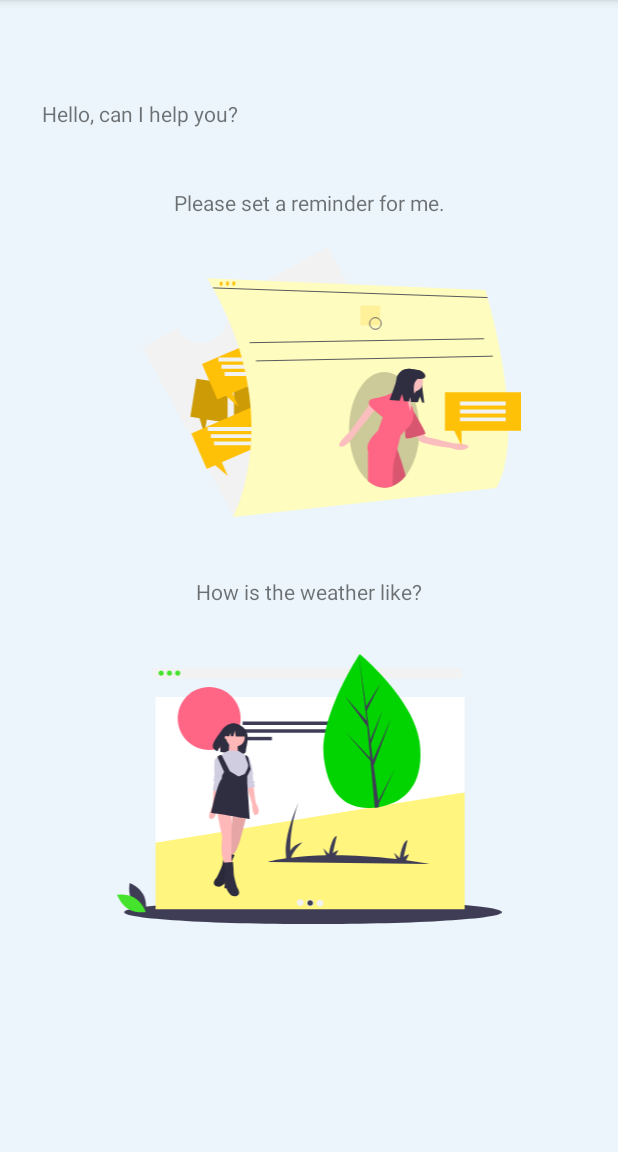
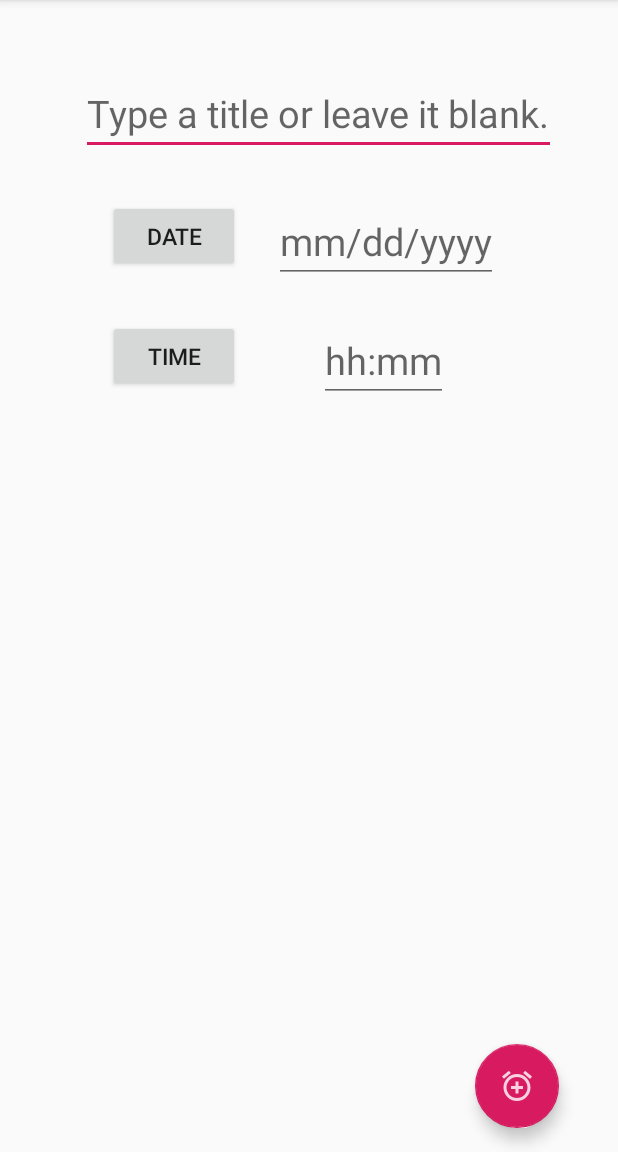
Before and after one commit to KAI-YUE/My_Secretary, an Android app: the screen it shows after launch (MainActivity before the commit, ReminderActivity after it), after a tap on an icon or button, on a phone screen of 412 x 824 dp, the part 84-1236 px from its top. Run offline under Robolectric (Android 15) with nearby library versions, the phone set to English and light mode, and no system bars.

Commit message:
update reminder

```diff
--- a/app/build.gradle
+++ b/app/build.gradle
@@ -24,7 +24,10 @@ dependencies {
     implementation fileTree(dir: 'libs', include: ['*.jar'])
     implementation 'androidx.appcompat:appcompat:1.1.0'
     implementation 'androidx.constraintlayout:constraintlayout:1.1.3'
+    implementation 'androidx.legacy:legacy-support-v4:1.0.0'
     testImplementation 'junit:junit:4.12'
     androidTestImplementation 'androidx.test.ext:junit:1.1.1'
     androidTestImplementation 'androidx.test.espresso:espresso-core:3.2.0'
+    implementation 'androidx.recyclerview:recyclerview:1.0.0'
+    implementation 'com.google.android.material:material:1.0.0'
 }
--- a/app/src/main/AndroidManifest.xml
+++ b/app/src/main/AndroidManifest.xml
@@ -9,6 +9,8 @@
         android:roundIcon="@mipmap/ic_launcher_round"
         android:supportsRtl="true"
         android:theme="@style/AppTheme">
+        <activity android:name=".WeatherActivity"></activity>
+        <activity android:name=".ReminderActivity" />
         <activity android:name=".MainActivity">
             <intent-filter>
                 <action android:name="android.intent.action.MAIN" />
--- a/app/src/main/java/android/eric/kaiyue/secretary/MainActivity.java
+++ b/app/src/main/java/android/eric/kaiyue/secretary/MainActivity.java
@@ -2,14 +2,28 @@ package android.eric.kaiyue.secretary;
 
 import androidx.appcompat.app.AppCompatActivity;
 
+import android.app.Activity;
+import android.content.Intent;
 import android.os.Bundle;
+import android.view.View;
 
 public class MainActivity extends AppCompatActivity {
 
-    private imageview reminderView;
     @Override
     protected void onCreate(Bundle savedInstanceState) {
         super.onCreate(savedInstanceState);
         setContentView(R.layout.activity_main);
     }
+
+    public void Reminder(View view){
+        Intent ReminderIntent = new Intent(this,
+                ReminderActivity.class);
+        startActivity(ReminderIntent);
+    }
+
+    public void Weather(View view){
+        Intent WeatherIntent = new Intent(this,
+                WeatherActivity.class);
+        startActivity(WeatherIntent);
+    }
 }
--- /dev/null
+++ b/app/src/main/java/android/eric/kaiyue/secretary/ReminderActivity.java
@@ -0,0 +1,58 @@
+package android.eric.kaiyue.secretary;
+
+import androidx.appcompat.app.AppCompatActivity;
+import androidx.fragment.app.DialogFragment;
+
+import android.os.Bundle;
+import android.view.View;
+import android.widget.EditText;
+
+import androidx.fragment.app.DialogFragment;
+
+
+public class ReminderActivity extends AppCompatActivity {
+
+    private EditText mDateEditText;
+    private EditText mTimeEditText;
+
+    @Override
+    protected void onCreate(Bundle savedInstanceState) {
+        super.onCreate(savedInstanceState);
+        setContentView(R.layout.activity_reminder);
+
+        mDateEditText = findViewById(R.id.textEdit_Date);
+        mTimeEditText = findViewById(R.id.textEdit_Time);
+    }
+
+    public void showCalendar(View view) {
+        DialogFragment newFragment = new DateFragment();
+        newFragment.show(getSupportFragmentManager(),
+                getString(R.string.calendar));
+    }
+
+    public void showClock(View view) {
+        DialogFragment newFragment = new TimeFragment();
+        newFragment.show(getSupportFragmentManager(),
+                getString(R.string.clock));
+    }
+
+    public void processDateResult(int year, int month, int day) {
+        String month_string = Integer.toString(month + 1);
+        String day_string = Integer.toString(day);
+        String year_string = Integer.toString(year);
+        String dateMessage = (month_string +
+                "/" + day_string +
+                "/" + year_string);
+
+        mDateEditText.setText(dateMessage);
+    }
+
+    public void processTimeResult(int hourOfDay, int minute) {
+        String hourOfDay_string = Integer.toString(hourOfDay);
+        String minute_string = Integer.toString(minute);
+        String dateMessage = (hourOfDay_string
+                + ":" + minute_string);
+
+        mTimeEditText.setText(dateMessage);
+    }
+}
--- /dev/null
+++ b/app/src/main/res/drawable-anydpi/add_reminder.xml
@@ -0,0 +1,11 @@
+<vector xmlns:android="http://schemas.android.com/apk/res/android"
+    android:width="24dp"
+    android:height="24dp"
+    android:viewportWidth="24"
+    android:viewportHeight="24"
+    android:tint="#FFFFFF"
+    android:alpha="0.8">
+    <path
+        android:fillColor="#FF000000"
+        android:pathData="M7.88,3.39L6.6,1.86 2,5.71l1.29,1.53 4.59,-3.85zM22,5.72l-4.6,-3.86 -1.29,1.53 4.6,3.86L22,5.72zM12,4c-4.97,0 -9,4.03 -9,9s4.02,9 9,9c4.97,0 9,-4.03 9,-9s-4.03,-9 -9,-9zM12,20c-3.87,0 -7,-3.13 -7,-7s3.13,-7 7,-7 7,3.13 7,7 -3.13,7 -7,7zM13,9h-2v3L8,12v2h3v3h2v-3h3v-2h-3L13,9z"/>
+</vector>
--- a/app/src/main/res/layout/activity_main.xml
+++ b/app/src/main/res/layout/activity_main.xml
@@ -13,41 +13,43 @@
         android:layout_height="wrap_content"
         android:text="@string/main_greetings"
         app:layout_constraintBottom_toBottomOf="parent"
-        app:layout_constraintHorizontal_bias="0.1"
+        app:layout_constraintHorizontal_bias="0.057"
         app:layout_constraintLeft_toLeftOf="parent"
         app:layout_constraintRight_toRightOf="parent"
         app:layout_constraintTop_toTopOf="parent"
-        app:layout_constraintVertical_bias="0.088" />
+        app:layout_constraintVertical_bias="0.053" />
+
 
     <TextView
         android:id="@+id/textView_reminder"
         android:layout_width="wrap_content"
         android:layout_height="wrap_content"
-        android:layout_marginTop="40dp"
+        android:layout_marginTop="28dp"
         android:text="@string/main_reminder_request"
+        app:layout_constraintHorizontal_bias="0.497"
         app:layout_constraintLeft_toLeftOf="parent"
         app:layout_constraintRight_toRightOf="parent"
         app:layout_constraintTop_toBottomOf="@id/textView_greeting" />
-
 
     <ImageView
         android:id="@+id/imageView_reminder"
         android:layout_width="270dp"
         android:layout_height="180dp"
-        android:layout_marginLeft="30dp"
-        android:layout_marginTop="20dp"
+        android:layout_marginTop="4dp"
+        android:onClick="Reminder"
+        app:layout_constraintHorizontal_bias="0.496"
         app:layout_constraintLeft_toLeftOf="parent"
         app:layout_constraintRight_toRightOf="parent"
         app:layout_constraintTop_toBottomOf="@id/textView_reminder"
-        app:srcCompat="@drawable/main_reminder"
-        android:onClick="Reminder"/>
+        app:srcCompat="@drawable/main_reminder" />
 
     <TextView
         android:id="@+id/textView_weather"
         android:layout_width="wrap_content"
         android:layout_height="wrap_content"
-        android:layout_marginTop="40dp"
+        android:layout_marginTop="56dp"
         android:text="@string/main_weather_request"
+        app:layout_constraintHorizontal_bias="0.498"
         app:layout_constraintLeft_toLeftOf="parent"
         app:layout_constraintRight_toRightOf="parent"
         app:layout_constraintTop_toBottomOf="@id/imageView_reminder" />
@@ -56,11 +58,14 @@
         android:id="@+id/imageView"
         android:layout_width="270dp"
         android:layout_height="180dp"
-        android:layout_marginBottom="120dp"
-        app:layout_constraintTop_toBottomOf="@+id/textView_weather"
+        android:layout_marginBottom="60dp"
+        android:onClick="Weather"
         app:layout_constraintBottom_toBottomOf="parent"
+        app:layout_constraintHorizontal_bias="0.496"
         app:layout_constraintLeft_toLeftOf="parent"
         app:layout_constraintRight_toRightOf="parent"
+        app:layout_constraintTop_toBottomOf="@+id/textView_weather"
+        app:layout_constraintVertical_bias="0.601"
         app:srcCompat="@drawable/main_weather" />
 
 </androidx.constraintlayout.widget.ConstraintLayout>
--- /dev/null
+++ b/app/src/main/res/layout/activity_reminder.xml
@@ -0,0 +1,83 @@
+<?xml version="1.0" encoding="utf-8"?>
+<androidx.constraintlayout.widget.ConstraintLayout xmlns:android="http://schemas.android.com/apk/res/android"
+    xmlns:app="http://schemas.android.com/apk/res-auto"
+    xmlns:tools="http://schemas.android.com/tools"
+    android:layout_width="match_parent"
+    android:layout_height="match_parent"
+    tools:context=".ReminderActivity">
+
+    <EditText
+        android:id="@+id/textEdit_Title"
+        style="@style/reminder_edittext"
+        android:layout_marginTop="48dp"
+        android:hint="@string/reminder_title_text"
+        app:layout_constraintHorizontal_bias="0.714"
+        app:layout_constraintLeft_toLeftOf="parent"
+        app:layout_constraintRight_toRightOf="parent"
+        app:layout_constraintTop_toTopOf="parent" />
+
+    <Button
+        android:id="@+id/button_Date"
+        style="@style/reminder_button"
+        android:layout_marginLeft="72dp"
+        android:layout_marginTop="30dp"
+        android:onClick="showCalendar"
+        android:text="@string/reminder_date"
+        app:layout_constraintLeft_toLeftOf="parent"
+        app:layout_constraintTop_toBottomOf="@id/textEdit_Title" />
+
+    <EditText
+        android:id="@+id/textEdit_Date"
+        style="@style/reminder_edittext"
+        android:layout_marginTop="30dp"
+        android:hint="@string/reminder_date_text"
+        app:layout_constraintEnd_toEndOf="parent"
+        app:layout_constraintHorizontal_bias="0.278"
+        app:layout_constraintStart_toEndOf="@id/button_Date"
+        app:layout_constraintTop_toBottomOf="@id/textEdit_Title" />
+
+    <Button
+        android:id="@+id/button_Time"
+        style="@style/reminder_button"
+        android:layout_marginLeft="72dp"
+        android:layout_marginTop="32dp"
+        android:onClick="showClock"
+        android:text="Time"
+        app:layout_constraintLeft_toLeftOf="parent"
+        app:layout_constraintTop_toBottomOf="@id/button_Date" />
+
+    <EditText
+        android:id="@+id/textEdit_Time"
+        style="@style/reminder_edittext"
+        android:layout_marginTop="24dp"
+        android:hint="@string/reminder_time_text"
+        app:layout_constraintEnd_toEndOf="parent"
+        app:layout_constraintHorizontal_bias="0.359"
+        app:layout_constraintStart_toEndOf="@id/button_Time"
+        app:layout_constraintTop_toBottomOf="@id/textEdit_Date" />
+
+    <androidx.recyclerview.widget.RecyclerView
+        android:layout_width="342dp"
+        android:layout_height="311dp"
+        android:layout_marginBottom="108dp"
+        app:layout_constraintBottom_toBottomOf="parent"
+        app:layout_constraintHorizontal_bias="0.436"
+        app:layout_constraintLeft_toLeftOf="parent"
+        app:layout_constraintRight_toRightOf="parent" />
+
+    <com.google.android.material.floatingactionbutton.FloatingActionButton
+        android:id="@+id/floatingActionButton"
+        android:layout_width="wrap_content"
+        android:layout_height="wrap_content"
+        android:layout_margin="16dp"
+        android:layout_marginBottom="24dp"
+        android:clickable="true"
+        android:color="@color/fb_color"
+        app:layout_constraintBottom_toBottomOf="parent"
+        app:layout_constraintHorizontal_bias="0.929"
+        app:layout_constraintLeft_toLeftOf="parent"
+        app:layout_constraintRight_toRightOf="parent"
+        app:srcCompat="@drawable/add_reminder" />
+
+
+</androidx.constraintlayout.widget.ConstraintLayout>
--- a/app/src/main/res/values/colors.xml
+++ b/app/src/main/res/values/colors.xml
@@ -4,4 +4,5 @@
     <color name="colorPrimaryDark">#00574B</color>
     <color name="colorAccent">#D81B60</color>
     <color name="main_background">#EBF5FB</color>
+    <color name="fb_color">#EBF5FB</color>
 </resources>
--- a/app/src/main/res/values/strings.xml
+++ b/app/src/main/res/values/strings.xml
@@ -3,4 +3,14 @@
     <string name="main_greetings">Hello, can I help you?</string>
     <string name="main_reminder_request">Please set a reminder for me.</string>
     <string name="main_weather_request">How is the weather like?</string>
+
+    <!-- Calendar Fragment -->
+    <string name="calendar">calendar</string>
+    <string name="reminder_date">Date</string>
+    <string name="reminder_date_text">mm/dd/yyyy</string>
+    <string name="reminder_time_text">hh:mm</string>
+
+    <!-- Clock Fragment -->
+    <string name="clock">clock</string>
+    <string name="reminder_title_text">Type a title or leave it blank.</string>
 </resources>
--- a/app/src/main/res/values/styles.xml
+++ b/app/src/main/res/values/styles.xml
@@ -8,4 +8,18 @@
         <item name="colorAccent">@color/colorAccent</item>
     </style>
 
+    <style name="reminder_button">
+        <item name="android:layout_width">wrap_content</item>
+        <item name="android:layout_height">wrap_content</item>
+        <item name="android:layout_marginLeft">72dp</item>
+        <item name="android:textSize">15sp</item>
+    </style>
+
+    <style name="reminder_edittext">
+        <item name="android:layout_width">wrap_content</item>
+        <item name="android:layout_height">wrap_content</item>
+        <item name="android:layout_marginRight">20dp</item>
+        <item name="android:textSize">25sp</item>
+    </style>
+
 </resources>
```
Also changed, not shown: app/src/main/java/android/eric/kaiyue/secretary/DateFragment.java (added, +63 -0 lines), app/src/main/java/android/eric/kaiyue/secretary/TimeFragment.java (added, +60 -0 lines), app/src/main/java/android/eric/kaiyue/secretary/WeatherActivity.java (added, +14 -0 lines), app/src/main/res/layout/activity_weather.xml (added, +9 -0 lines), app/src/main/res/drawable-hdpi/add_reminder.png (added), app/src/main/res/drawable-mdpi/add_reminder.png (added), app/src/main/res/drawable-xhdpi/add_reminder.png (added), app/src/main/res/drawable-xxhdpi/add_reminder.png (added).
